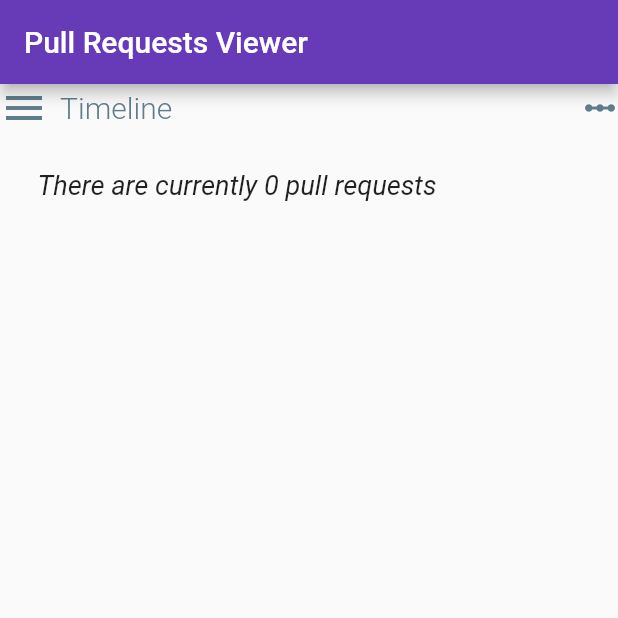
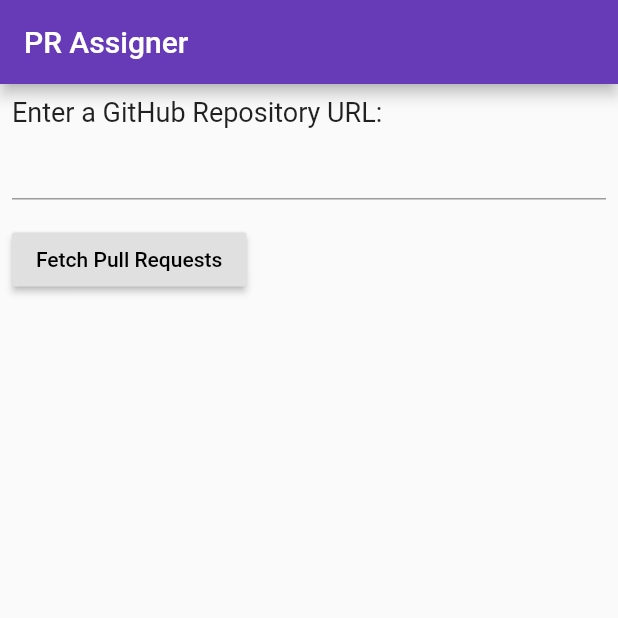
Before and after one commit to renatoathaydes/pr_assigner, a Flutter app: the screen it shows after launch, on a phone screen of 412 x 824 dp, the top half of it. Run offline on Flutter 3.47's test engine with Material 2 defaults, Android fonts, the phone set to English and light mode, and no system bars; missing offline and left inert: flutter_web; Roboto replaces fonts that are missing (Arial).

Commit message:
Implemented basic views and re-structured project.

```diff
--- a/lib/main.dart
+++ b/lib/main.dart
@@ -1,10 +1,10 @@
 import 'package:flutter_web/material.dart';
-import 'package:pr_assigner/views/pull_requests.dart';
 
-void main() => runApp(MyApp());
+import 'src/views/selector.dart';
 
-class MyApp extends StatelessWidget {
-  // This widget is the root of your application.
+void main() => runApp(PrAssigner());
+
+class PrAssigner extends StatelessWidget {
   @override
   Widget build(BuildContext context) {
     return MaterialApp(
@@ -18,7 +18,7 @@ class MyApp extends StatelessWidget {
           body1: TextStyle(fontSize: 14.0, fontFamily: 'Arial'),
         ),
       ),
-      home: PullRequests(title: 'PR Assigner'),
+      home: RepoSelector(),
     );
   }
 }
--- /dev/null
+++ b/lib/pr_assigner.dart
@@ -0,0 +1,3 @@
+export 'src/util/data.dart';
+export 'src/views/pull_requests.dart';
+export 'src/views/selector.dart';
--- /dev/null
+++ b/lib/src/views/selector.dart
@@ -0,0 +1,130 @@
+import 'dart:convert' as convert;
+
+import 'package:flutter_web/material.dart';
+import '../data.dart';
+
+import '../util/data.dart';
+import '../util/ui.dart';
+import '../views/pull_requests.dart';
+
+final repository = Repository();
+
+class RepoSelector extends StatefulWidget {
+  RepoSelector({Key key}) : super(key: key);
+
+  @override
+  RepoSelectorState createState() => RepoSelectorState();
+}
+
+class RepoSelectorState extends State<RepoSelector> {
+  @override
+  Widget build(BuildContext context) {
+    return Scaffold(
+      appBar: AppBar(
+        title: Text("PR Assigner"),
+      ),
+      body: Column(children: <Widget>[
+        Expanded(
+            child: Padding(
+          padding: const EdgeInsets.all(8.0),
+          child: RepositoryForm(),
+        )),
+      ]),
+    );
+  }
+}
+
+class RepositoryForm extends StatelessWidget {
+  @override
+  Widget build(BuildContext context) {
+    return Scaffold(body: RepoForm());
+  }
+}
+
+class RepoForm extends StatefulWidget {
+  @override
+  RepoFormState createState() {
+    return RepoFormState();
+  }
+}
+
+const String success = null;
+
+class RepoFormState extends State<RepoForm> {
+  final _formKey = GlobalKey<FormState>();
+  Uri _uri;
+  bool _loading = false;
+
+  String _validateUri(String value) {
+    if (value.trim().isEmpty) {
+      return 'Please enter a Git repository URL';
+    }
+    _uri = Uri.tryParse(value);
+    if (_uri == null) {
+      return 'Invalid URL';
+    }
+    return success;
+  }
+
+  void _onSubmit() async {
+    if (_loading) {
+      return;
+    }
+
+    if (_formKey.currentState.validate()) {
+      setState(() {
+        _loading = true;
+      });
+
+      Scaffold.of(context).showSnackBar(SnackBar(
+          duration: Duration(minutes: 5),
+          content: fetchingDataSnackBarContent()));
+
+      try {
+        final body = getData();
+//        final pullRequests = await fetchGitHubData(_uri);
+        final json = convert.jsonDecode(body) as List;
+        final pullRequests =
+            json.map((pr) => PullRequest.fromJson(pr)).toList();
+        await Navigator.of(context).push(FadeRouteBuilder(
+            page: PullRequests(
+                key: ValueKey(_uri),
+                title: "$_uri",
+                pullRequests: pullRequests)));
+      } finally {
+        Scaffold.of(context).hideCurrentSnackBar();
+        setState(() {
+          _loading = false;
+        });
+      }
+    }
+  }
+
+  Widget fetchingDataSnackBarContent() {
+    return Text('Fetching data');
+  }
+
+  @override
+  Widget build(BuildContext context) {
+    // Build a Form widget using the _formKey we created above
+    return Form(
+      key: _formKey,
+      child: Column(
+        crossAxisAlignment: CrossAxisAlignment.start,
+        children: <Widget>[
+          Text("Enter a GitHub Repository URL:",
+              style: const TextStyle(fontSize: 18)),
+          TextFormField(validator: _validateUri),
+          Padding(
+            padding: const EdgeInsets.symmetric(vertical: 16.0),
+            child: RaisedButton(
+              textColor: _loading ? Colors.red : Colors.black,
+              onPressed: _onSubmit,
+              child: Text('Fetch Pull Requests'),
+            ),
+          ),
+        ],
+      ),
+    );
+  }
+}
--- a/lib/views/pull_requests.dart
+++ /dev/null
@@ -1,139 +0,0 @@
-import 'dart:convert' as convert;
-
-import 'package:flutter_web/material.dart';
-import 'package:flutter_web/widgets.dart';
-import 'package:pr_assigner/data.dart';
-import 'package:pr_assigner/views/selector.dart';
-
-const githubAccept = 'application/vnd.github.v3+json';
-
-class PullRequests extends StatefulWidget {
-  PullRequests({Key key, this.title}) : super(key: key);
-
-  final String title;
-
-  @override
-  PullRequestsState createState() => PullRequestsState();
-}
-
-class PullRequestsState extends State<PullRequests> {
-  String errorMessage;
-  List<PullRequest> pullRequests = [];
-  int timeToGet = 0;
-
-  @override
-  void initState() {
-    super.initState();
-    load();
-  }
-
-  void load() async {
-    final startTime = DateTime.now();
-//    final response = await http
-//        .get('https://api.github.com/repos/flutter/flutter/pulls', headers: {
-//      'Accept': githubAccept,
-//    });
-//
-//    final body = response.body;
-    dynamic response = SimulatedResponse();
-    response.statusCode = 200;
-    final body = getData();
-
-    final totalTime = DateTime.now().millisecondsSinceEpoch -
-        startTime.millisecondsSinceEpoch;
-
-    if (response.statusCode == 200) {
-      final json = convert.jsonDecode(body) as List;
-      final pulls = json.map((p) => PullRequest(p)).toList(growable: false);
-
-      setState(() {
-        this.errorMessage = null;
-        this.pullRequests = pulls;
-        this.timeToGet = totalTime;
-      });
-    } else {
-      setState(() {
-        this.errorMessage =
-            "Unexpected response status code: ${response.statusCode}";
-        this.pullRequests = const [];
-        this.timeToGet = totalTime;
-      });
-    }
-  }
-
-  @override
-  Widget build(BuildContext context) {
-    return Scaffold(
-        appBar: AppBar(
-          title: Text("Pull Requests Viewer"),
-        ),
-        body: Column(
-          children: <Widget>[
-            Selector(),
-            Container(
-                alignment: AlignmentDirectional.topStart,
-                padding: const EdgeInsets.all(25.0),
-                child: Text(
-                    "There are currently ${pullRequests.length} pull requests",
-                    style:
-                        TextStyle(fontStyle: FontStyle.italic, fontSize: 18))),
-            Expanded(
-                child: ListView(
-              padding: const EdgeInsets.all(20.0),
-              children: pullRequests.map(pullRequestWidget).toList(),
-            )),
-          ],
-        ));
-  }
-
-  Widget pullRequestWidget(PullRequest pull) => Container(
-      height: 90.0,
-      padding: const EdgeInsets.all(5),
-      child: Column(
-        children: <Widget>[
-          Column(
-              crossAxisAlignment: CrossAxisAlignment.stretch,
-              children: <Widget>[
-                DecoratedBox(
-                    decoration: BoxDecoration(color: Colors.deepPurple[100]),
-                    child: Padding(
-                      padding: const EdgeInsets.all(8.0),
-                      child: Text(pull.title),
-                    ))
-              ]),
-          pullRequestDescriptor(pull),
-        ],
-      ));
-
-  Widget pullRequestDescriptor(PullRequest pull) => DecoratedBox(
-      decoration:
-          BoxDecoration(border: Border.all(color: Colors.deepPurple[100])),
-      child: Padding(
-          padding: const EdgeInsets.all(8.0),
-          child: Column(
-            children: <Widget>[
-              Row(children: <Widget>[boldText("Author:"), Text(pull.author)]),
-              Row(children: <Widget>[boldText("Date:"), Text(pull.date)])
-            ],
-          )));
-}
-
-Text boldText(String text) =>
-    Text(text, style: TextStyle(fontWeight: FontWeight.bold));
-
-class SimulatedResponse {
-  int statusCode = 200;
-}
-
-class PullRequest {
-  final String title;
-  final String author;
-  final String date;
-  final Uri uri;
-
-  PullRequest(json)
-      : title = json["title"],
-        author = json["user"]["login"],
-        date = json["created_at"],
-        uri = Uri.parse(json["url"]);
-}
--- a/lib/views/selector.dart
+++ /dev/null
@@ -1,38 +0,0 @@
-import 'package:flutter_web/material.dart';
-
-class Selector extends StatefulWidget {
-  Selector({Key key}) : super(key: key);
-
-  @override
-  SelectorState createState() => SelectorState();
-}
-
-class SelectorState extends State<Selector> {
-  @override
-  void initState() {
-    super.initState();
-    setState(() {});
-  }
-
-  @override
-  Widget build(BuildContext context) {
-    return Column(children: <Widget>[
-      new Row(children: <Widget>[
-        new Icon(Icons.menu, size: 32.0, color: Colors.blueGrey),
-        new Expanded(
-          child: new Padding(
-            padding: const EdgeInsets.only(left: 8.0),
-            child: new Text(
-              "Timeline",
-              style: new TextStyle(
-                  fontSize: 20.0,
-                  color: Colors.blueGrey,
-                  fontWeight: FontWeight.w300),
-            ),
-          ),
-        ),
-        new Icon(Icons.linear_scale, color: Colors.blueGrey),
-      ]),
-    ]);
-  }
-}
```
Also changed, not shown: lib/src/views/pull_requests.dart (added, +81 -0 lines).
